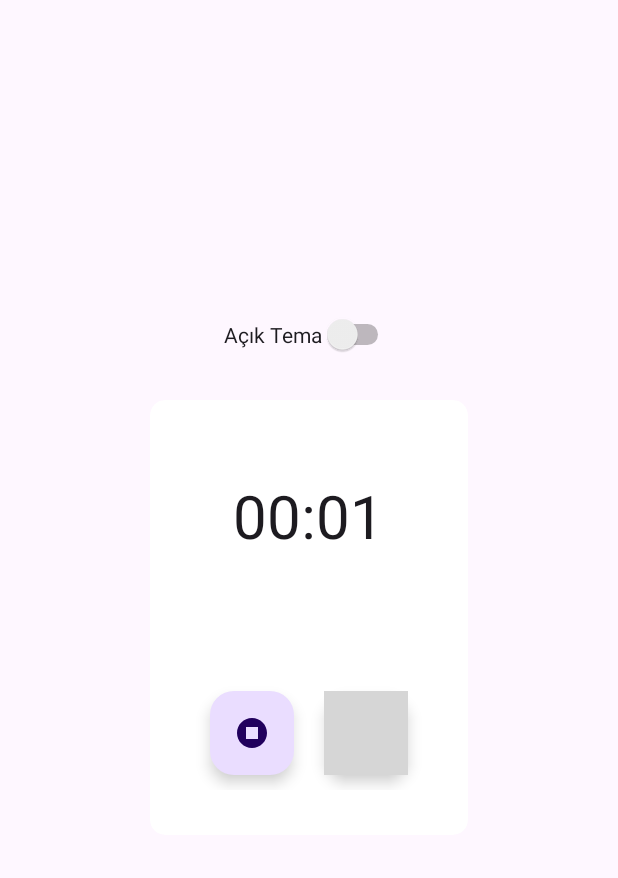
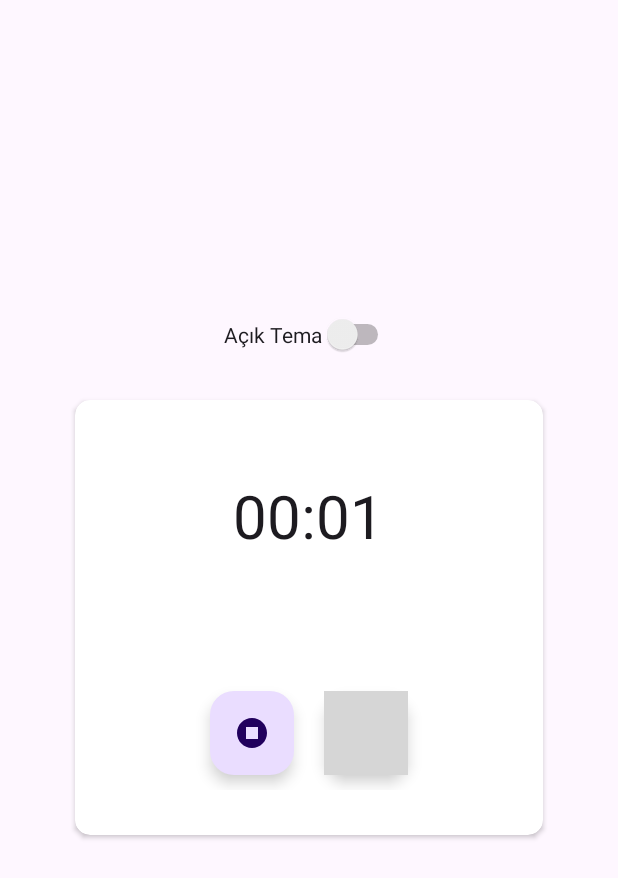
Before and after one commit to FurkanKaraketir/KTS-Kocluk-Takip-Sistemi, an Android app: the ChronometerActivity screen opened directly, with no data from a screen before it, after a tap on "Add Something", on a phone screen of 412 x 824 dp. Shown: the top 878 px of the screen. Run offline under Robolectric (Android 15) with nearby library versions, the phone set to English and light mode, and no system bars; grey boxes are pictures that could not be loaded.

Commit message:
Chronometer Design Changes

```diff
--- a/app/src/main/java/com/kodgem/coachingapp/ChronometerActivity.kt
+++ b/app/src/main/java/com/kodgem/coachingapp/ChronometerActivity.kt
@@ -4,6 +4,7 @@ import android.annotation.SuppressLint
 import android.content.res.Configuration
 import android.os.Bundle
 import android.os.SystemClock
+import android.transition.TransitionManager
 import android.view.View
 import androidx.appcompat.app.AppCompatActivity
 import androidx.appcompat.app.AppCompatDelegate
@@ -25,6 +26,8 @@ class ChronometerActivity : AppCompatActivity() {
         val pauseButton = binding.pauseButton
 
         val chronometer = binding.chronometer
+        val transitionsContainer = binding.chronometerAnimationContainer
+
         plyButton.visibility = View.VISIBLE
         stpButton.visibility = View.GONE
         pauseButton.visibility = View.GONE
@@ -67,6 +70,9 @@ class ChronometerActivity : AppCompatActivity() {
             if (!isPlay) {
                 chronometer.base = SystemClock.elapsedRealtime() - pauseOffSet
                 chronometer.start()
+
+                TransitionManager.beginDelayedTransition(transitionsContainer)
+
                 plyButton.visibility = View.GONE
                 stpButton.visibility = View.VISIBLE
                 pauseButton.visibility = View.VISIBLE
@@ -78,6 +84,9 @@ class ChronometerActivity : AppCompatActivity() {
             chronometer.base = SystemClock.elapsedRealtime()
             pauseOffSet = 0
             chronometer.stop()
+
+            TransitionManager.beginDelayedTransition(transitionsContainer)
+
             plyButton.visibility = View.VISIBLE
             stpButton.visibility = View.GONE
             pauseButton.visibility = View.GONE
@@ -89,6 +98,9 @@ class ChronometerActivity : AppCompatActivity() {
                 chronometer.stop()
                 pauseOffSet = SystemClock.elapsedRealtime() - chronometer.base
                 isPlay = false
+
+                TransitionManager.beginDelayedTransition(transitionsContainer)
+
                 plyButton.visibility = View.VISIBLE
                 stpButton.visibility = View.VISIBLE
                 pauseButton.visibility = View.GONE
--- a/app/src/main/res/layout/activity_chronometer.xml
+++ b/app/src/main/res/layout/activity_chronometer.xml
@@ -19,9 +19,10 @@
 
     <androidx.cardview.widget.CardView
         android:id="@+id/chronometerCard"
-        android:layout_width="wrap_content"
+        android:layout_width="match_parent"
         android:layout_height="wrap_content"
         android:layout_centerInParent="true"
+        android:layout_marginStart="100dp"
         app:cardCornerRadius="10dp">
 
         <LinearLayout
@@ -42,6 +43,7 @@
             </Chronometer>
 
             <LinearLayout
+                android:id="@+id/chronometerAnimationContainer"
                 android:layout_width="wrap_content"
                 android:layout_height="wrap_content"
                 android:layout_margin="30dp">
```
